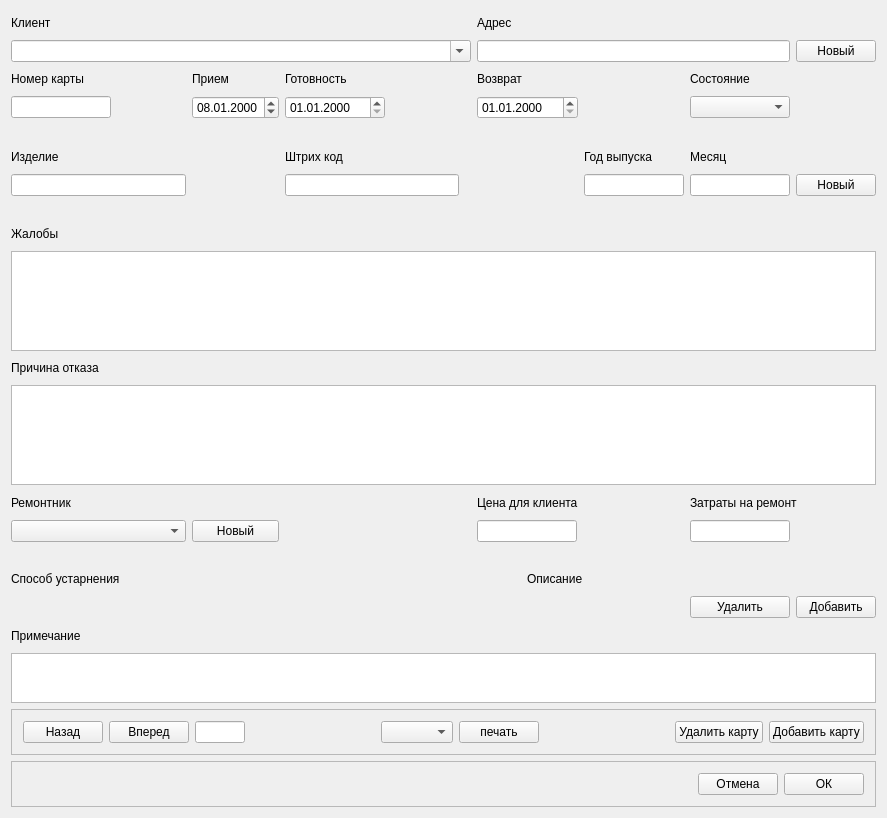
Before: the Qt Designer form mainwindow.ui in Flamio/RepairCards, drawn with Qt 5.
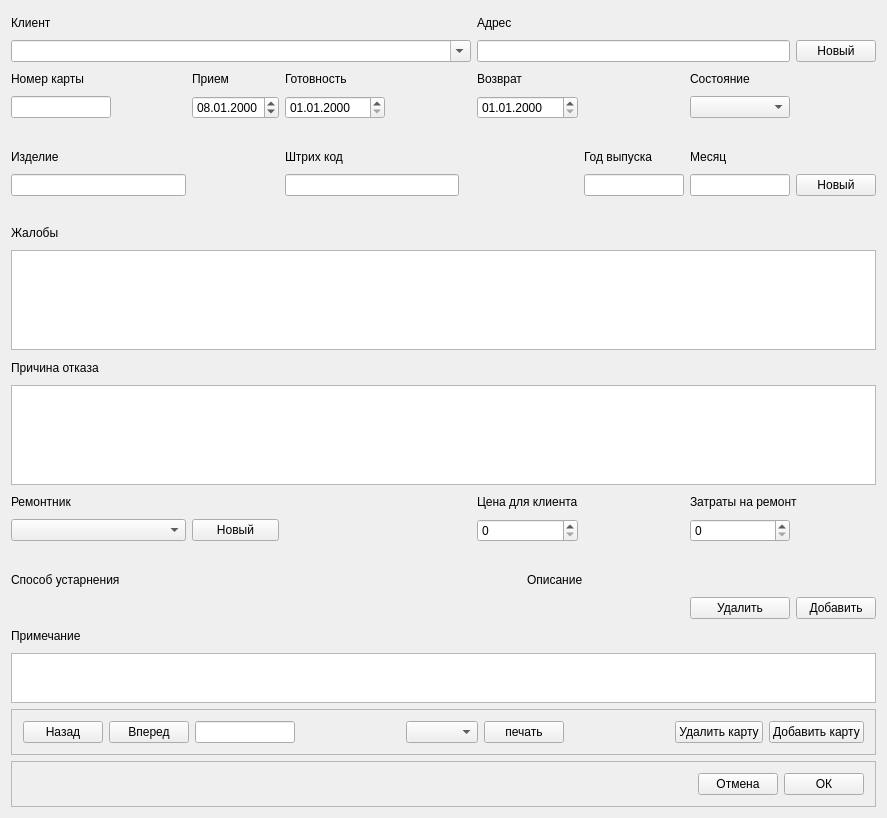
After: the same form once the commit is applied.

Diff of the .ui file:
```diff
--- a/mainwindow.ui
+++ b/mainwindow.ui
@@ -224,16 +224,6 @@
           </property>
          </spacer>
         </item>
-        <item row="13" column="7">
-         <widget class="QLineEdit" name="repairCost">
-          <property name="maximumSize">
-           <size>
-            <width>100</width>
-            <height>16777215</height>
-           </size>
-          </property>
-         </widget>
-        </item>
         <item row="18" column="7">
          <widget class="QPushButton" name="pushButton_5">
           <property name="text">
@@ -411,16 +401,6 @@
           </property>
          </widget>
         </item>
-        <item row="13" column="5">
-         <widget class="QLineEdit" name="clientCost">
-          <property name="maximumSize">
-           <size>
-            <width>100</width>
-            <height>16777215</height>
-           </size>
-          </property>
-         </widget>
-        </item>
         <item row="12" column="5">
          <widget class="QLabel" name="label_16">
           <property name="text">
@@ -455,6 +435,26 @@
           </property>
          </widget>
         </item>
+        <item row="13" column="5">
+         <widget class="QSpinBox" name="clientCost">
+          <property name="maximum">
+           <number>1000000000</number>
+          </property>
+          <property name="displayIntegerBase">
+           <number>10</number>
+          </property>
+         </widget>
+        </item>
+        <item row="13" column="7">
+         <widget class="QSpinBox" name="repairCost">
+          <property name="maximum">
+           <number>1000000000</number>
+          </property>
+          <property name="displayIntegerBase">
+           <number>10</number>
+          </property>
+         </widget>
+        </item>
        </layout>
       </item>
      </layout>
@@ -488,13 +488,16 @@
           <widget class="QLineEdit" name="lineEdit_4">
            <property name="maximumSize">
             <size>
-             <width>50</width>
+             <width>100</width>
              <height>16777215</height>
             </size>
            </property>
            <property name="inputMask">
             <string/>
            </property>
+           <property name="alignment">
+            <set>Qt::AlignCenter</set>
+           </property>
            <property name="readOnly">
             <bool>true</bool>
            </property>
```
Left out of the diff: 2 changed lines with no effect on the pictures.
